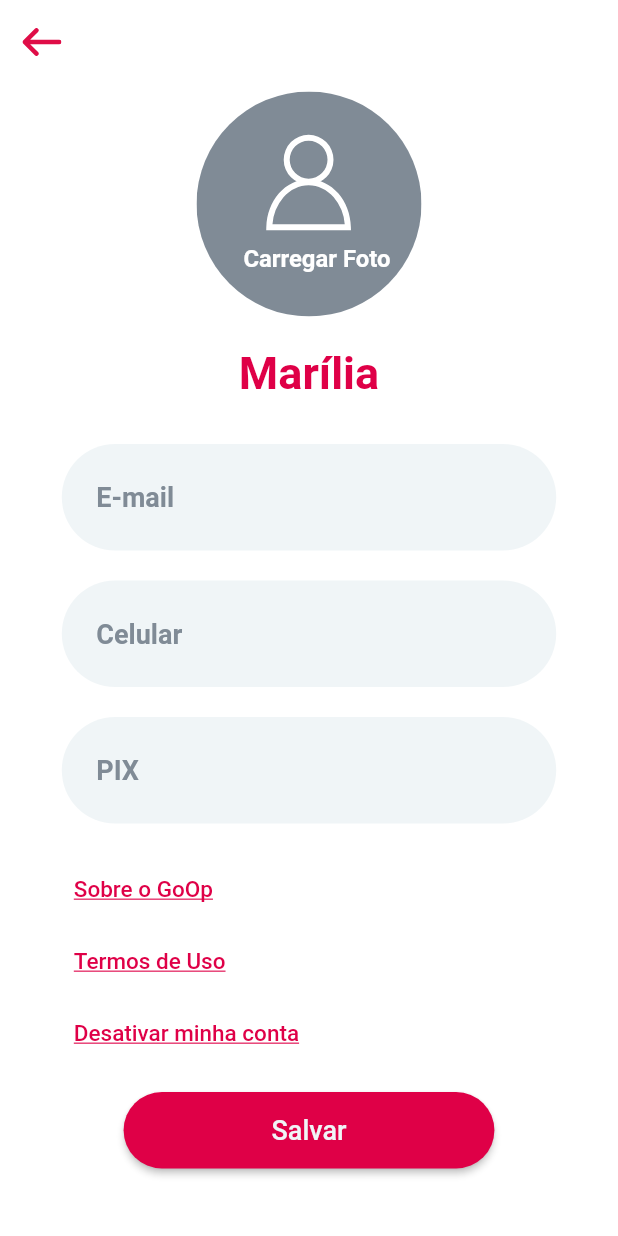
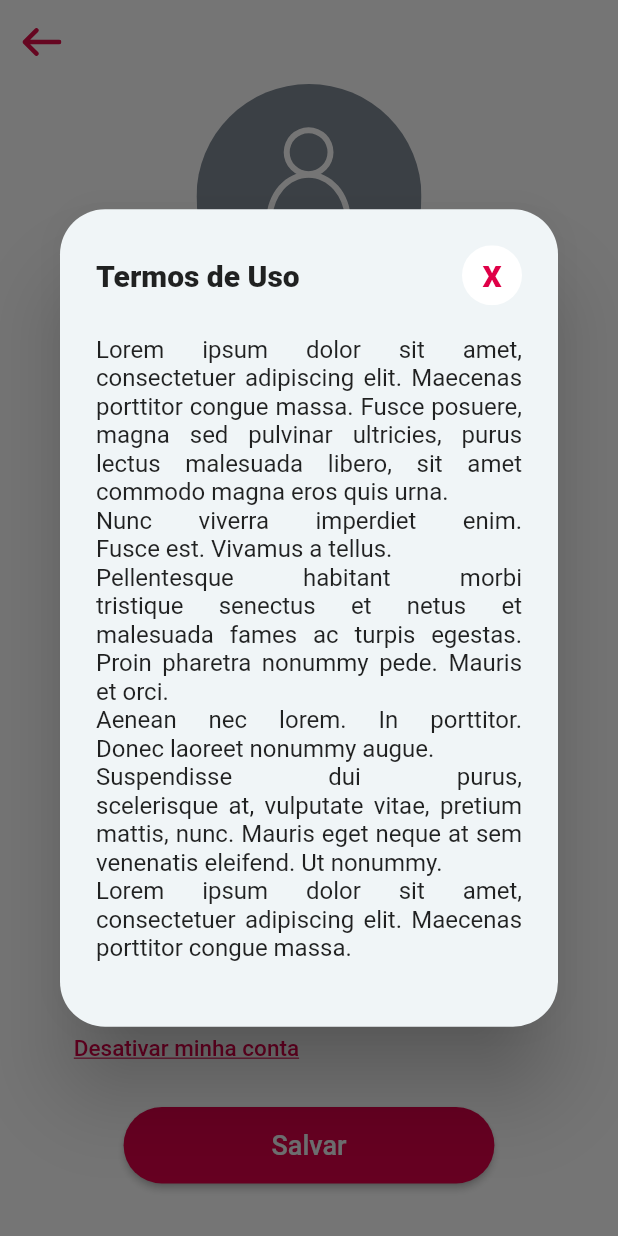
Before and after one commit to popsolutions/goop, a Flutter app: the SettingsPage screen opened by its route, after a tap on "Termos de Uso", on a phone screen of 412 x 824 dp. Run offline on Flutter 3.47's test engine with Material 2 defaults, Android fonts, the light colour scheme and no system bars; our stand-ins replace flutter_svg.

Commit message:
AlertDialog do termo de uso concluido

```diff
--- a/lib/pages/components/goop_images.dart
+++ b/lib/pages/components/goop_images.dart
@@ -13,4 +13,5 @@ class GoopImages {
   static const faq = 'assets/images/faq.svg';
   static const settings = 'assets/images/settings.svg';
   static const quit = 'assets/images/quit.svg';
+  static const close = 'assets/images/close.svg';
 }
--- /dev/null
+++ b/lib/pages/components/goop_terms.dart
@@ -0,0 +1,61 @@
+import 'package:flutter/material.dart';
+import 'package:flutter_svg/svg.dart';
+import 'package:goop/pages/components/goop_colors.dart';
+
+import 'goop_images.dart';
+
+class GoopTerms extends StatelessWidget {
+  @override
+  Widget build(BuildContext context) {
+    return AlertDialog(
+      scrollable: true,
+      backgroundColor: Color(0XFFF0F5F7),
+      shape: RoundedRectangleBorder(
+        borderRadius: BorderRadius.all(
+          Radius.circular(30),
+        ),
+      ),
+      title: Row(
+        mainAxisAlignment: MainAxisAlignment.spaceBetween,
+        children: [
+          Text(
+            'Termos de Uso',
+            style: TextStyle(
+              fontWeight: FontWeight.w900,
+            ),
+          ),
+          GestureDetector(
+            onTap: () => Navigator.pop(context),
+            child: Stack(
+              alignment: Alignment(0, 0),
+              children: [
+                SvgPicture.asset(
+                  GoopImages.close,
+                  width: 40,
+                ),
+                Text(
+                  'X',
+                  style: TextStyle(
+                    fontWeight: FontWeight.w900,
+                    color: GoopColors.red,
+                  ),
+                )
+              ],
+            ),
+          ),
+        ],
+      ),
+      content: Text(
+        '''
+          Lorem ipsum dolor sit amet, consectetuer adipiscing elit. Maecenas porttitor congue massa. Fusce posuere, magna sed pulvinar ultricies, purus lectus malesuada libero, sit amet commodo magna eros quis urna.
+          Nunc viverra imperdiet enim. Fusce est. Vivamus a tellus.
+          Pellentesque habitant morbi tristique senectus et netus et malesuada fames ac turpis egestas. Proin pharetra nonummy pede. Mauris et orci.
+          Aenean nec lorem. In porttitor. Donec laoreet nonummy augue.
+          Suspendisse dui purus, scelerisque at, vulputate vitae, pretium mattis, nunc. Mauris eget neque at sem venenatis eleifend. Ut nonummy.
+          Lorem ipsum dolor sit amet, consectetuer adipiscing elit. Maecenas porttitor congue massa.
+''',
+        textAlign: TextAlign.justify,
+      ),
+    );
+  }
+}
--- a/lib/pages/settings/settings_page.dart
+++ b/lib/pages/settings/settings_page.dart
@@ -4,6 +4,7 @@ import 'package:goop/pages/components/goop_back.dart';
 import 'package:goop/pages/components/goop_button.dart';
 import 'package:goop/pages/components/goop_colors.dart';
 import 'package:goop/pages/components/goop_images.dart';
+import 'package:goop/pages/components/goop_terms.dart';
 import 'package:goop/pages/components/goop_text_form_field.dart';
 
 class SettingsPage extends StatelessWidget {
@@ -55,6 +56,7 @@ class SettingsPage extends StatelessWidget {
                 GoopTextFormField(hintText: 'E-mail'),
                 GoopTextFormField(hintText: 'Celular'),
                 GoopTextFormField(hintText: 'PIX'),
+                SizedBox(height: 15),
                 TextButton(
                   child: Text(
                     'Sobre o GoOp',
@@ -67,7 +69,12 @@ class SettingsPage extends StatelessWidget {
                     'Termos de Uso',
                     style: style(),
                   ),
-                  onPressed: () {},
+                  onPressed: () {
+                    showDialog(
+                      context: context,
+                      builder: (_) => GoopTerms(),
+                    );
+                  },
                 ),
                 TextButton(
                   child: Text(
```
Also changed, not shown: assets/images/close.svg (added).
